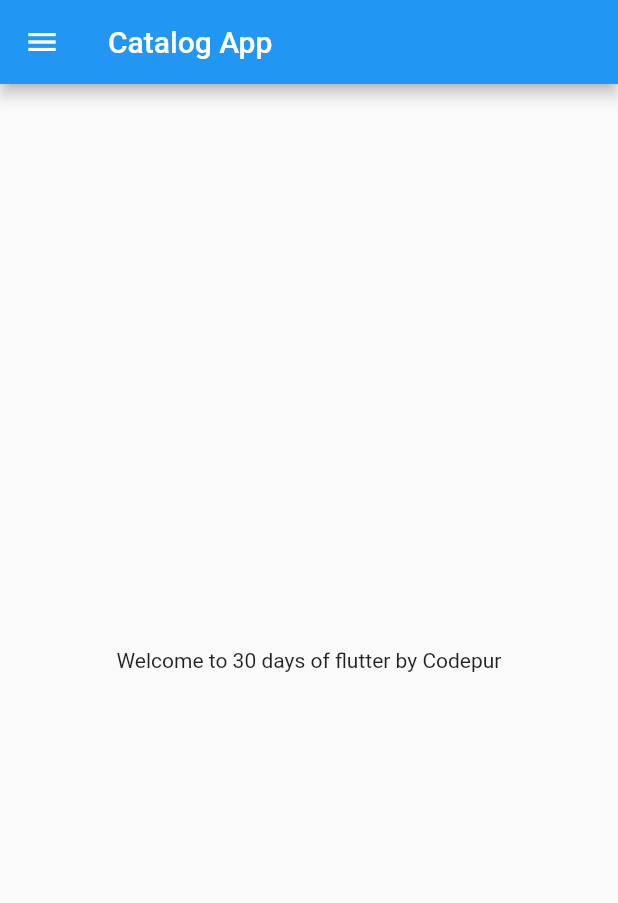
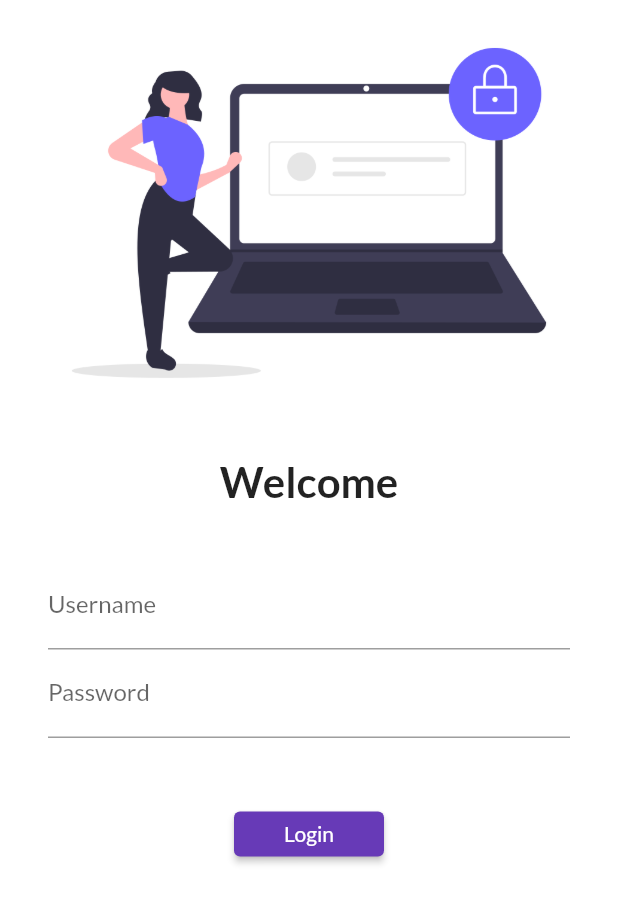
Before and after one commit to keshav00001/Learnflutter1, a Flutter app: the screen it shows after launch, on a phone screen of 412 x 824 dp. Shown: the top 903 px of the screen. Run offline on Flutter 3.47's test engine with Material 2 defaults, Android fonts, the phone set to English and light mode, and no system bars; our stand-ins replace google_fonts.

Commit message:
day5 commit

```diff
--- a/lib/main.dart
+++ b/lib/main.dart
@@ -1,21 +1,38 @@
 //import 'dart:html';
 
 import 'package:flutter/material.dart';
+import 'package:myapp1/pages/login_page.dart';
+import 'package:myapp1/utils/routes.dart';
+
 //import 'dart:developer';
-import 'home_page.dart';
+import 'pages/home_page.dart';
+//import 'pages/login_page.dart';
+
+import 'package:google_fonts/google_fonts.dart';
 
 void main() {
   runApp(MyApp());
 }
 
 class MyApp extends StatelessWidget {
-  const MyApp({key}) : super(key: key);
-
-  // @override
   @override
   Widget build(BuildContext context) {
     return MaterialApp(
-      home: HomePage(),
+      themeMode: ThemeMode.light,
+      theme: ThemeData(
+        primarySwatch: Colors.deepPurple,
+        fontFamily: GoogleFonts.lato().fontFamily,
+      ),
+      debugShowCheckedModeBanner: false,
+      darkTheme: ThemeData(
+        brightness: Brightness.dark,
+      ),
+      initialRoute: "/",
+      routes: {
+        "/": (context) => LoginPage(),
+        MyRoutes.homeRoute: (context) => HomePage(),
+        MyRoutes.loginRoute: (context) => LoginPage()
+      },
     );
   }
 }
--- /dev/null
+++ b/lib/pages/login_page.dart
@@ -0,0 +1,62 @@
+import 'package:flutter/material.dart';
+import 'package:myapp1/utils/routes.dart';
+
+class LoginPage extends StatelessWidget {
+  @override
+  Widget build(BuildContext context) {
+    return Material(
+        color: Colors.white,
+        child: SingleChildScrollView(
+          child: Column(
+            children: [
+              Image.asset(
+                "assets/images/login_image.png",
+                fit: BoxFit.cover,
+              ),
+              SizedBox(
+                height: 20.0,
+              ),
+              Text(
+                "Welcome",
+                style: TextStyle(fontSize: 28, fontWeight: FontWeight.bold),
+              ),
+              SizedBox(
+                height: 20.0,
+              ),
+              Padding(
+                padding: const EdgeInsets.symmetric(
+                    vertical: 16.0, horizontal: 32.0),
+                child: Column(
+                  children: [
+                    TextFormField(
+                      decoration: InputDecoration(
+                        hintText: "Enter username",
+                        labelText: "Username",
+                      ),
+                    ),
+                    TextFormField(
+                      obscureText: true,
+                      decoration: InputDecoration(
+                        hintText: "Enter password",
+                        labelText: "Password",
+                      ),
+                    ),
+                    SizedBox(
+                      height: 40.0,
+                    ),
+                    ElevatedButton(
+                      child: Text("Login"),
+                      style: TextButton.styleFrom(minimumSize: Size(100, 30)),
+                      onPressed: () {
+                        Navigator.pushNamed(context, MyRoutes.homeRoute);
+                        print("Hi CodeZam");
+                      },
+                    )
+                  ],
+                ),
+              )
+            ],
+          ),
+        ));
+  }
+}
--- /dev/null
+++ b/lib/utils/routes.dart
@@ -0,0 +1,4 @@
+class MyRoutes {
+  static String loginRoute = "/login";
+  static String homeRoute = "/home";
+}
--- a/pubspec.yaml
+++ b/pubspec.yaml
@@ -28,6 +28,8 @@ dependencies:
   # The following adds the Cupertino Icons font to your application.
   # Use with the CupertinoIcons class for iOS style icons.
   cupertino_icons: ^1.0.2
+  google_fonts: ^2.1.0
+  # velocity_x: ^1.4.1
 
 dev_dependencies:
   flutter_test:
@@ -46,6 +48,9 @@ flutter:
 
   # To add assets to your application, add an assets section, like this:
   # assets:
+  assets:
+    - assets/images/
+    - assets/files/
   #   - images/a_dot_burr.jpeg
   #   - images/a_dot_ham.jpeg
 
```
Also changed, not shown: assets/files/catalog.json (added, +68 -0 lines), assets/images/hey.png (added), assets/images/login_image.png (added), lib/pages/home_page.dart (renamed from lib/home_page.dart), pubspec.lock.
